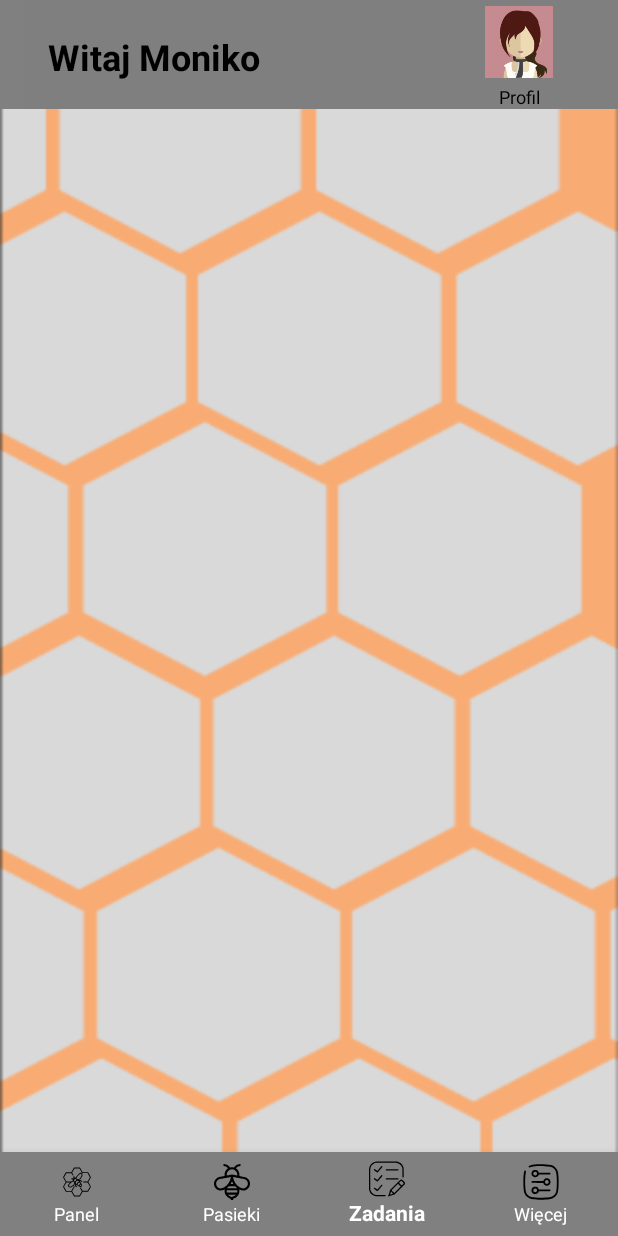
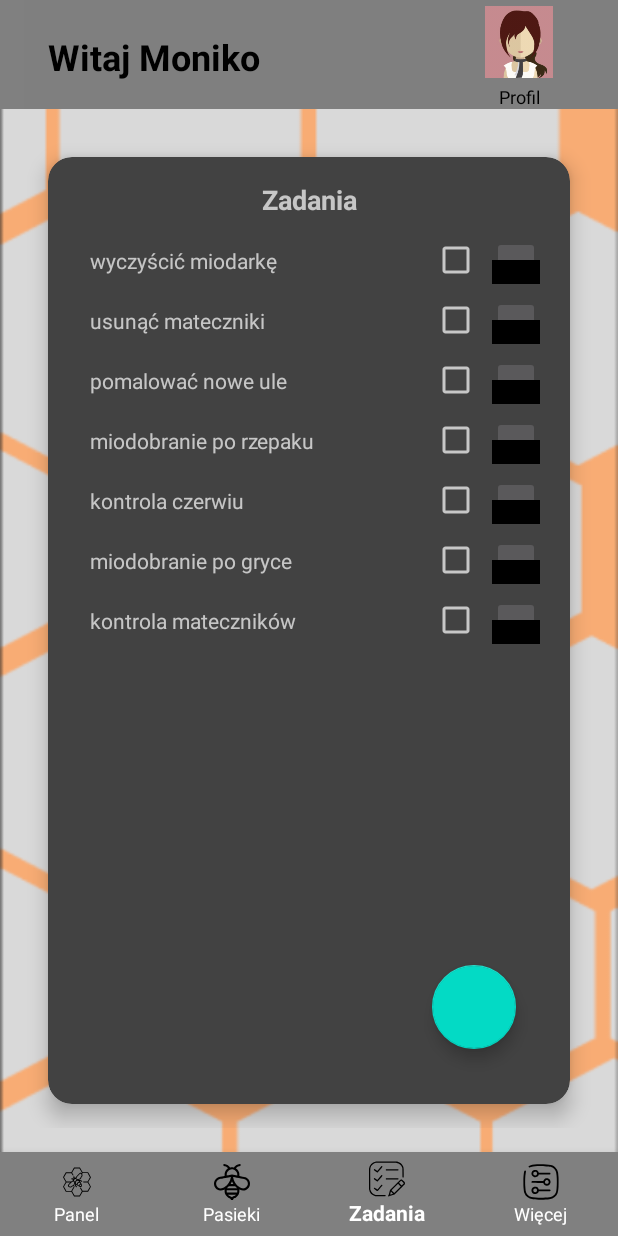
Before and after one commit to jordanrafalm/PasiekaApp, an Android app built with Jetpack Compose: the DashboardActivity screen opened directly, with no data from a screen before it, item 3 of the bottom bar chosen, on a phone screen of 412 x 824 dp. Run offline under Robolectric (Android 15) with nearby library versions, the phone set to English and light mode, and no system bars; our stand-ins replace navigation-ui.

Commit message:
add TasksFragment
and navigation from DashboardActivity to TasksFragment and PanelFragment

```diff
--- a/app/build.gradle.kts
+++ b/app/build.gradle.kts
@@ -47,6 +47,9 @@ android {
             excludes += "/META-INF/{AL2.0,LGPL2.1}"
         }
     }
+    buildFeatures {
+        viewBinding = true
+    }
 }
 
 dependencies {
@@ -64,6 +67,7 @@ dependencies {
     implementation(libs.material)
     implementation(libs.androidx.activity)
     implementation(libs.androidx.constraintlayout)
+    implementation(libs.androidx.navigation.ui.ktx)
     testImplementation(libs.junit)
     androidTestImplementation(libs.androidx.junit)
     androidTestImplementation(libs.androidx.espresso.core)
--- a/app/src/main/java/com/example/pasiekaapp/DashboardActivity.kt
+++ b/app/src/main/java/com/example/pasiekaapp/DashboardActivity.kt
@@ -1,13 +1,18 @@
 package com.example.pasiekaapp
 
 import android.os.Bundle
-
 import androidx.appcompat.app.AppCompatActivity
 import androidx.appcompat.widget.Toolbar
 import androidx.fragment.app.FragmentTransaction
+import androidx.navigation.NavController
+import androidx.navigation.fragment.NavHostFragment
+import androidx.navigation.ui.setupWithNavController
 import com.example.app.ui.fragments.AvatarFragment
+import com.google.android.material.bottomnavigation.BottomNavigationView
 
 class DashboardActivity : AppCompatActivity() {
+    private lateinit var navController: NavController
+
     override fun onCreate(savedInstanceState: Bundle?) {
         super.onCreate(savedInstanceState)
         setContentView(R.layout.activity_dashboard)
@@ -15,12 +20,18 @@ class DashboardActivity : AppCompatActivity() {
         val toolbar = findViewById<Toolbar>(R.id.toolbar)
         setSupportActionBar(toolbar)
 
-
         val awatarFragment = AvatarFragment()
         supportFragmentManager.beginTransaction()
             .replace(R.id.toolbar, awatarFragment)
             .setTransition(FragmentTransaction.TRANSIT_FRAGMENT_FADE)
             .commit()
 
-  }
+        // Initialize the navController
+        val navHostFragment = supportFragmentManager.findFragmentById(R.id.fragmentContainerView) as NavHostFragment
+        navController = navHostFragment.navController
+
+        // Setup BottomNavigationView with NavController
+        val bottomNavigationView = findViewById<BottomNavigationView>(R.id.bottom_navigation)
+        bottomNavigationView.setupWithNavController(navController)
+    }
 }
--- a/app/src/main/java/com/example/pasiekaapp/MainActivity.kt
+++ b/app/src/main/java/com/example/pasiekaapp/MainActivity.kt
@@ -19,6 +19,7 @@ class MainActivity : AppCompatActivity() {
         val registerButton: Button = findViewById(R.id.registerButton)
         val splashButton: Button = findViewById(R.id.splashButton)
         val dashboardButton: Button = findViewById(R.id.dashboardButton)
+        val TasksButton: Button = findViewById(R.id.taskButton)
         loginButton.setOnClickListener {
             openFragment(LoginFragment())
         }
@@ -29,6 +30,9 @@ class MainActivity : AppCompatActivity() {
 
         splashButton.setOnClickListener {
             openFragment(SplashScreenFragment())
+        }
+        TasksButton.setOnClickListener {
+            openFragment(TasksFragment())
         }
         dashboardButton.setOnClickListener {
             val intent = Intent(this, DashboardActivity::class.java)
--- /dev/null
+++ b/app/src/main/java/com/example/pasiekaapp/PanelFragment.kt
@@ -0,0 +1,17 @@
+package com.example.pasiekaapp
+
+import android.os.Bundle
+import androidx.fragment.app.Fragment
+import android.view.LayoutInflater
+import android.view.View
+import android.view.ViewGroup
+
+class PanelFragment : Fragment() {
+    override fun onCreateView(
+        inflater: LayoutInflater, container: ViewGroup?,
+        savedInstanceState: Bundle?
+    ): View? {
+        // Inflate the layout for this fragment
+        return inflater.inflate(R.layout.fragment_panel, container, false)
+    }
+}
--- /dev/null
+++ b/app/src/main/java/com/example/pasiekaapp/TasksAdapter.kt
@@ -0,0 +1,44 @@
+package com.example.pasiekaapp
+
+import android.view.LayoutInflater
+import android.view.View
+import android.view.ViewGroup
+import android.widget.CheckBox
+import android.widget.ImageButton
+import android.widget.TextView
+import androidx.recyclerview.widget.RecyclerView
+
+class TasksAdapter(private val tasksList: MutableList<String>) :
+    RecyclerView.Adapter<TasksAdapter.TaskViewHolder>() {
+
+    override fun onCreateViewHolder(parent: ViewGroup, viewType: Int): TaskViewHolder {
+        val itemView = LayoutInflater.from(parent.context)
+            .inflate(R.layout.item_task, parent, false)
+        return TaskViewHolder(itemView)
+    }
+
+    override fun onBindViewHolder(holder: TaskViewHolder, position: Int) {
+        val task = tasksList[position]
+        holder.tvTask.text = task
+        holder.cbTaskCompleted.setOnCheckedChangeListener { _, isChecked ->
+
+        }
+        holder.btnDeleteTask.setOnClickListener {
+            tasksList.removeAt(position)
+            notifyItemRemoved(position)
+            notifyItemRangeChanged(position, tasksList.size)
+        }
+    }
+
+    override fun getItemCount(): Int {
+        return tasksList.size
+    }
+
+    class TaskViewHolder(itemView: View) : RecyclerView.ViewHolder(itemView) {
+        val tvTask: TextView = itemView.findViewById(R.id.tvTask)
+        val cbTaskCompleted: CheckBox = itemView.findViewById(R.id.cbTaskCompleted)
+        val btnDeleteTask: ImageButton = itemView.findViewById(R.id.btnDeleteTask)
+    }
+
+
+}
--- /dev/null
+++ b/app/src/main/java/com/example/pasiekaapp/TasksFragment.kt
@@ -0,0 +1,45 @@
+package com.example.pasiekaapp
+
+
+import android.os.Bundle
+import android.view.LayoutInflater
+import android.view.View
+import android.view.ViewGroup
+import androidx.fragment.app.Fragment
+import androidx.recyclerview.widget.LinearLayoutManager
+import androidx.recyclerview.widget.RecyclerView
+import com.google.android.material.floatingactionbutton.FloatingActionButton
+
+class TasksFragment : Fragment() {
+
+    private lateinit var tasksAdapter: TasksAdapter
+    private val tasksList = mutableListOf(
+        "wyczyścić miodarkę",
+        "usunąć mateczniki",
+        "pomalować nowe ule",
+        "miodobranie po rzepaku",
+        "kontrola czerwiu",
+        "miodobranie po gryce",
+        "kontrola mateczników"
+    )
+
+    override fun onCreateView(
+        inflater: LayoutInflater, container: ViewGroup?,
+        savedInstanceState: Bundle?
+    ): View? {
+        val view = inflater.inflate(R.layout.fragment_tasks, container, false)
+
+        val recyclerViewTasks = view.findViewById<RecyclerView>(R.id.recyclerViewTasks)
+        recyclerViewTasks.layoutManager = LinearLayoutManager(context)
+        tasksAdapter = TasksAdapter(tasksList)
+        recyclerViewTasks.adapter = tasksAdapter
+
+        val fabAddTask = view.findViewById<FloatingActionButton>(R.id.fabAddTask)
+        fabAddTask.setOnClickListener {
+            tasksList.add("Nowe zadanie")
+            tasksAdapter.notifyItemInserted(tasksList.size - 1)
+        }
+
+        return view
+    }
+}
--- /dev/null
+++ b/app/src/main/res/drawable/shopping_basket_4255653.xml
@@ -0,0 +1,22 @@
+<vector xmlns:android="http://schemas.android.com/apk/res/android"
+    android:width="512dp"
+    android:height="512dp"
+    android:viewportWidth="512"
+    android:viewportHeight="512">
+  <path
+      android:pathData="M58.1,33.1c-6.7,1.3 -12.5,4.6 -17.1,9.5 -6.1,6.6 -8.4,12.4 -8.4,21.4 -0.1,13.5 0.7,14.7 38.2,52.2l32.7,32.8 45.5,-0 45.5,-0 -55.5,-55.5c-48,-47.9 -56.2,-55.7 -61,-57.8 -6.4,-2.9 -13.7,-3.8 -19.9,-2.6z"
+      android:fillColor="#000000"
+      android:strokeColor="#00000000"/>
+  <path
+      android:pathData="M439.3,33.4c-2.3,0.7 -6.2,2.5 -8.5,3.9 -2.4,1.4 -28.8,27.1 -58.8,57.1l-54.5,54.6 45.5,-0 45.6,-0 32.6,-32.8c27.8,-27.9 33.1,-33.6 35.3,-38.5 3.3,-7.1 3.7,-16.6 1.1,-24.4 -2.2,-6.7 -9.2,-14.5 -15.9,-17.8 -6.5,-3.1 -16.4,-4.1 -22.4,-2.1z"
+      android:fillColor="#000000"
+      android:strokeColor="#00000000"/>
+  <path
+      android:pathData="M34,172.6c-4.6,2 -7.7,5 -10.3,9.9 -1.8,3.3 -2.2,6.2 -2.5,17 -0.5,16.8 0.7,22.3 6,28.1 7.4,8 -11.8,7.4 228.8,7.4 241.4,-0 221.6,0.7 228.9,-7.6 5.3,-6 6.4,-11.3 5.9,-27.9 -0.4,-13.9 -1.7,-18.3 -7,-23.2 -6,-5.7 9.5,-5.3 -228,-5.3 -192.7,0.1 -218.7,0.3 -221.8,1.6z"
+      android:fillColor="#000000"
+      android:strokeColor="#00000000"/>
+  <path
+      android:pathData="M57,256.9c0,0.6 7.2,46.6 16,102.3 14.4,91 16.4,101.9 19,107.5 5.7,12.3 17.2,21.1 30.5,23.3 8.1,1.3 258.9,1.3 267,-0 13.3,-2.2 24.8,-10.9 30.5,-23.3 2.6,-5.6 4.5,-16.3 19,-107.5 8.8,-55.8 16,-101.8 16,-102.3 0,-0.5 -78.4,-0.9 -199,-0.9 -124.6,-0 -199,0.4 -199,0.9z"
+      android:fillColor="#000000"
+      android:strokeColor="#00000000"/>
+</vector>
--- a/app/src/main/res/layout/activity_dashboard.xml
+++ b/app/src/main/res/layout/activity_dashboard.xml
@@ -5,7 +5,7 @@
     android:layout_width="match_parent"
     android:layout_height="match_parent"
     android:background="@drawable/tlo"
-    tools:context=".ui.activities.DashboardActivity">
+    tools:context=".DashboardActivity">
 
     <androidx.appcompat.widget.Toolbar
         android:id="@+id/toolbar"
@@ -22,12 +22,12 @@
         android:name="androidx.navigation.fragment.NavHostFragment"
         android:layout_width="0dp"
         android:layout_height="0dp"
-        app:layout_constraintTop_toTopOf="parent"
+        app:navGraph="@navigation/nav_graph"
+        app:layout_constraintTop_toBottomOf="@id/toolbar"
         app:layout_constraintBottom_toTopOf="@id/bottom_navigation"
         app:layout_constraintStart_toStartOf="parent"
         app:layout_constraintEnd_toEndOf="parent"
-        app:defaultNavHost="true"
-      />
+        app:defaultNavHost="true" />
 
     <com.google.android.material.bottomnavigation.BottomNavigationView
         android:id="@+id/bottom_navigation"
--- /dev/null
+++ b/app/src/main/res/layout/fragment_panel.xml
@@ -0,0 +1,14 @@
+<?xml version="1.0" encoding="utf-8"?>
+<FrameLayout xmlns:android="http://schemas.android.com/apk/res/android"
+    xmlns:tools="http://schemas.android.com/tools"
+    android:layout_width="match_parent"
+    android:layout_height="match_parent"
+    tools:context=".PanelFragment">
+
+
+    <TextView
+        android:layout_width="match_parent"
+        android:layout_height="match_parent"
+        android:text="@string/hello_blank_fragment" />
+
+</FrameLayout>
--- /dev/null
+++ b/app/src/main/res/layout/fragment_tasks.xml
@@ -0,0 +1,63 @@
+<?xml version="1.0" encoding="utf-8"?>
+<androidx.constraintlayout.widget.ConstraintLayout xmlns:android="http://schemas.android.com/apk/res/android"
+    xmlns:app="http://schemas.android.com/apk/res-auto"
+    xmlns:tools="http://schemas.android.com/tools"
+    android:layout_width="match_parent"
+    android:layout_height="match_parent"
+    android:padding="16dp"
+    tools:context=".TasksFragment">
+
+    <androidx.cardview.widget.CardView
+        android:id="@+id/cardView"
+        android:layout_width="0dp"
+        android:layout_height="0dp"
+        android:layout_margin="16dp"
+        app:cardCornerRadius="16dp"
+        app:cardElevation="8dp"
+        app:layout_constraintTop_toTopOf="parent"
+        app:layout_constraintBottom_toBottomOf="parent"
+        app:layout_constraintStart_toStartOf="parent"
+        app:layout_constraintEnd_toEndOf="parent">
+
+        <androidx.constraintlayout.widget.ConstraintLayout
+            android:layout_width="match_parent"
+            android:layout_height="match_parent"
+            android:padding="16dp">
+
+            <TextView
+                android:id="@+id/tvTitle"
+                android:layout_width="wrap_content"
+                android:layout_height="wrap_content"
+                android:text="Zadania"
+                android:textSize="18sp"
+                android:textStyle="bold"
+                app:layout_constraintTop_toTopOf="parent"
+                app:layout_constraintStart_toStartOf="parent"
+                app:layout_constraintEnd_toEndOf="parent" />
+
+            <androidx.recyclerview.widget.RecyclerView
+                android:id="@+id/recyclerViewTasks"
+                android:layout_width="0dp"
+                android:layout_height="0dp"
+                android:layout_marginTop="8dp"
+                app:layout_constraintBottom_toBottomOf="parent"
+                app:layout_constraintEnd_toEndOf="parent"
+                app:layout_constraintHorizontal_bias="0.0"
+                app:layout_constraintStart_toStartOf="parent"
+                app:layout_constraintTop_toBottomOf="@id/tvTitle"
+                app:layout_constraintVertical_bias="0.0" />
+
+            <com.google.android.material.floatingactionbutton.FloatingActionButton
+                android:id="@+id/fabAddTask"
+                android:layout_width="wrap_content"
+                android:layout_height="wrap_content"
+
+                android:layout_marginStart="240dp"
+                android:contentDescription="Dodaj zadanie"
+                app:layout_constraintBottom_toBottomOf="@+id/recyclerViewTasks"
+                app:layout_constraintStart_toStartOf="parent"
+                app:layout_constraintTop_toBottomOf="@+id/tvTitle"
+                app:layout_constraintVertical_bias="0.96" />
+        </androidx.constraintlayout.widget.ConstraintLayout>
+    </androidx.cardview.widget.CardView>
+</androidx.constraintlayout.widget.ConstraintLayout>
--- /dev/null
+++ b/app/src/main/res/layout/item_task.xml
@@ -0,0 +1,39 @@
+<?xml version="1.0" encoding="utf-8"?>
+<androidx.constraintlayout.widget.ConstraintLayout xmlns:android="http://schemas.android.com/apk/res/android"
+    xmlns:app="http://schemas.android.com/apk/res-auto"
+    android:layout_width="match_parent"
+    android:layout_height="wrap_content"
+    android:padding="4dp">
+
+    <TextView
+        android:id="@+id/tvTask"
+        android:layout_width="0dp"
+        android:layout_height="wrap_content"
+        android:textSize="14sp"
+        app:layout_constraintStart_toStartOf="parent"
+        app:layout_constraintTop_toTopOf="parent"
+        app:layout_constraintBottom_toBottomOf="parent"
+        app:layout_constraintEnd_toStartOf="@id/cbTaskCompleted"
+        android:paddingStart="8dp"
+        android:paddingEnd="8dp" />
+
+    <CheckBox
+        android:id="@+id/cbTaskCompleted"
+        android:layout_width="wrap_content"
+        android:layout_height="wrap_content"
+        android:layout_marginEnd="8dp"
+        app:layout_constraintEnd_toStartOf="@id/btnDeleteTask"
+        app:layout_constraintTop_toTopOf="parent"
+        app:layout_constraintBottom_toBottomOf="parent" />
+
+    <ImageButton
+        android:id="@+id/btnDeleteTask"
+        android:layout_width="32dp"
+        android:layout_height="32dp"
+        android:src="@drawable/shopping_basket_4255653"
+        android:contentDescription="Usuń zadanie"
+        app:layout_constraintEnd_toEndOf="parent"
+        app:layout_constraintTop_toTopOf="parent"
+        app:layout_constraintBottom_toBottomOf="parent"
+        android:padding="4dp" />
+</androidx.constraintlayout.widget.ConstraintLayout>
--- a/app/src/main/res/layout/mainactivity.xml
+++ b/app/src/main/res/layout/mainactivity.xml
@@ -28,6 +28,11 @@
         android:layout_width="match_parent"
         android:layout_height="wrap_content"
         android:text="Dashobard activity" />
+    <Button
+        android:id="@+id/taskButton"
+        android:layout_width="match_parent"
+        android:layout_height="wrap_content"
+        android:text="Tasks Fragment" />
 
     <FrameLayout
         android:id="@+id/fragment_container"
--- a/app/src/main/res/menu/bottom_nav_menu.xml
+++ b/app/src/main/res/menu/bottom_nav_menu.xml
@@ -1,7 +1,7 @@
 <?xml version="1.0" encoding="utf-8"?>
 <menu xmlns:android="http://schemas.android.com/apk/res/android">
     <item
-        android:id="@+id/navigation_panel"
+        android:id="@+id/panelFragment"
         android:icon="@drawable/panel"
         android:title="@string/panel" />
     <item
@@ -9,11 +9,12 @@
         android:icon="@drawable/bee_4459984"
         android:title="@string/pasieki" />
     <item
-        android:id="@+id/navigation_zadania"
+        android:id="@+id/tasksFragment"
         android:icon="@drawable/option"
         android:title="@string/zadania" />
     <item
         android:id="@+id/navigation_wiecej"
         android:icon="@drawable/options"
         android:title="@string/wiecej" />
+
 </menu>
--- a/app/src/main/res/navigation/nav_graph.xml
+++ b/app/src/main/res/navigation/nav_graph.xml
@@ -2,30 +2,22 @@
 <navigation xmlns:android="http://schemas.android.com/apk/res/android"
     xmlns:app="http://schemas.android.com/apk/res-auto"
     xmlns:tools="http://schemas.android.com/tools"
-    android:id="@+id/dashboard_not_logged_nav_graph"
-    app:startDestination="@id/navigation_panel">
+    app:startDestination="@id/panelFragment">
 
     <fragment
-        android:id="@+id/navigation_panel"
-        android:name="com.example.app.ui.fragments.PanelFragment"
-        android:label="@string/panel"
-        tools:layout="@layout/fragment_panel" />
+        android:id="@+id/panelFragment"
+        android:name="com.example.pasiekaapp.PanelFragment"
+        android:label="Home">
+    </fragment>
+
+
 
     <fragment
-        android:id="@+id/navigation_pasieki"
-        android:name="com.example.app.ui.fragments.PasiekiFragment"
-        android:label="@string/pasieki"
-        tools:layout="@layout/fragment_pasieki" />
+        android:id="@+id/tasksFragment"
+        android:name="com.example.pasiekaapp.TasksFragment"
+        android:label="Tasks">
+    </fragment>
 
-    <fragment
-        android:id="@+id/navigation_zadania"
-        android:name="com.example.app.ui.fragments.ZadaniaFragment"
-        android:label="@string/zadania"
-        tools:layout="@layout/fragment_zadania" />
 
-    <fragment
-        android:id="@+id/navigation_wiecej"
-        android:name="com.example.app.ui.fragments.WiecejFragment"
-        android:label="@string/wiecej"
-        tools:layout="@layout/fragment_wiecej" />
+
 </navigation>
--- a/gradle/libs.versions.toml
+++ b/gradle/libs.versions.toml
@@ -13,6 +13,7 @@ navigationFragmentKtx = "2.7.7"
 material = "1.10.0"
 activity = "1.8.0"
 constraintlayout = "2.1.4"
+navigationUiKtx = "2.7.7"
 
 [libraries]
 androidx-core-ktx = { group = "androidx.core", name = "core-ktx", version.ref = "coreKtx" }
@@ -34,6 +35,7 @@ androidx-navigation-fragment-ktx = { group = "androidx.navigation", name = "navi
 material = { group = "com.google.android.material", name = "material", version.ref = "material" }
 androidx-activity = { group = "androidx.activity", name = "activity", version.ref = "activity" }
 androidx-constraintlayout = { group = "androidx.constraintlayout", name = "constraintlayout", version.ref = "constraintlayout" }
+androidx-navigation-ui-ktx = { group = "androidx.navigation", name = "navigation-ui-ktx", version.ref = "navigationUiKtx" }
 
 [plugins]
 android-application = { id = "com.android.application", version.ref = "agp" }
```
Also changed, not shown: app/src/main/res/values/strings.xml (+4 -4 lines).
